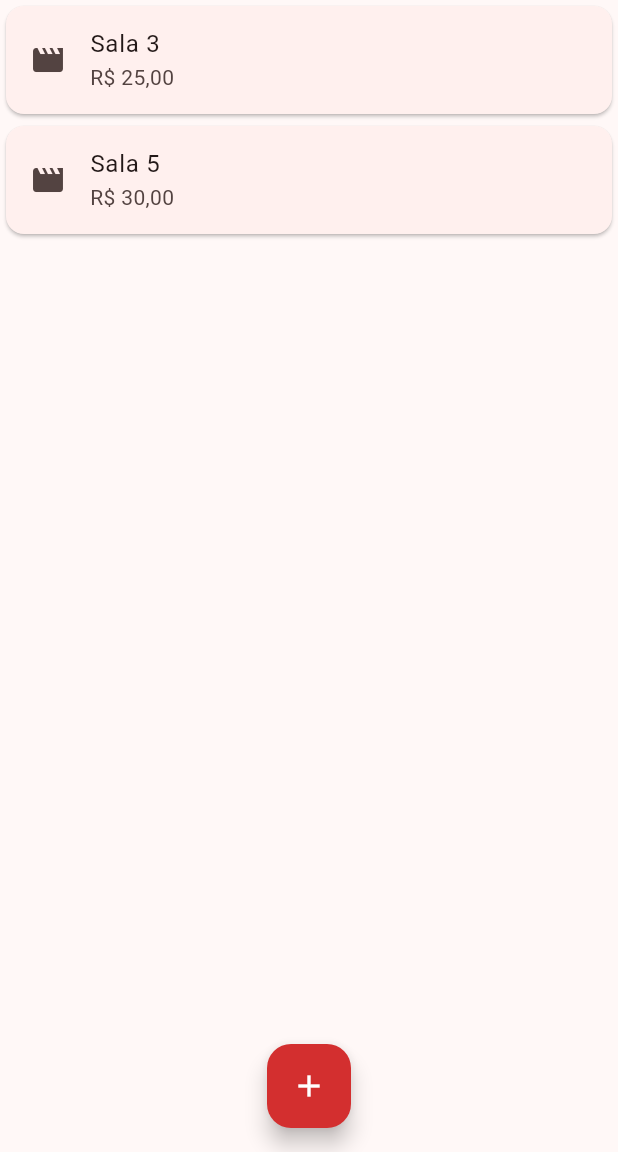
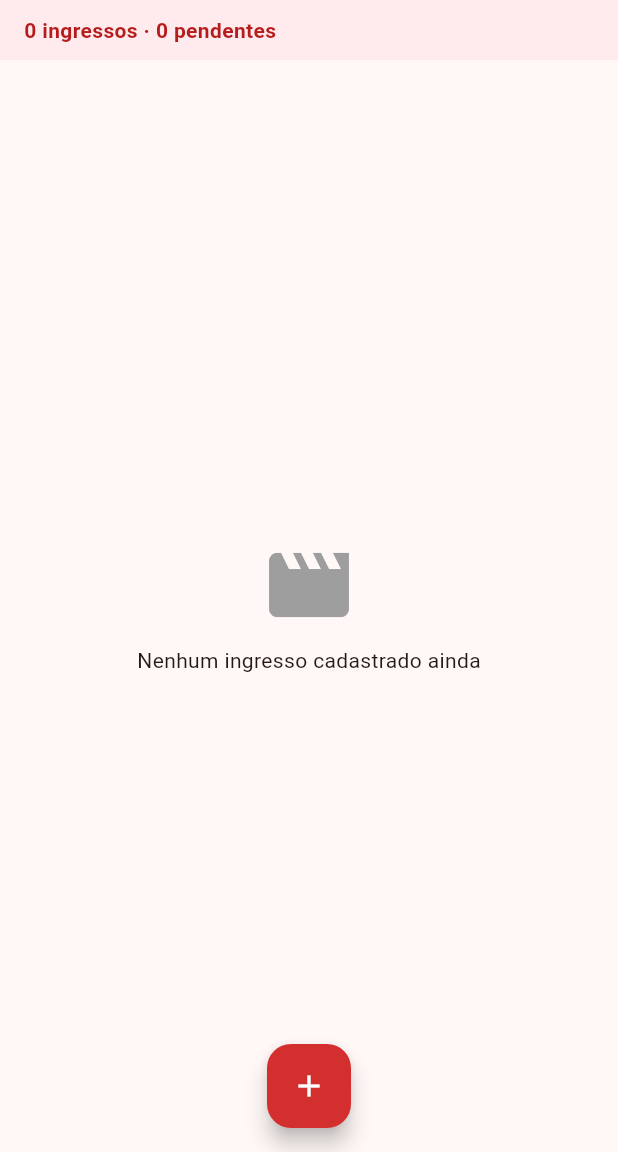
Before and after one commit to AnaJuliaRrf/CinemaProjeto, a Flutter app: the screen it shows after launch, after a tap on "Ver ingressos", on a phone screen of 412 x 824 dp, the part 84-1236 px from its top. Run offline on Flutter 3.47's test engine with Material 3 defaults, Android fonts, the phone set to English and light mode, and no system bars; our stand-ins replace sqflite; accounts and stored records are empty.

Commit message:
feat: integra telas ao repository e indicador de pendente

```diff
--- a/lib/main.dart
+++ b/lib/main.dart
@@ -1,4 +1,5 @@
 import 'package:flutter/material.dart';
+import './repository/ingresso_repository.dart';
 import './screens/dashboard.dart';
 
 void main() {
@@ -6,7 +7,12 @@ void main() {
 }
 
 class CinemaApp extends StatelessWidget {
-  const CinemaApp({super.key});
+  /// Opcional: permite injetar um Repository (ex.: nos testes).
+  /// No app real fica nulo e as telas usam o Repository padrão
+  /// (SQLite do aparelho + API no Render).
+  final IngressoRepository? repository;
+
+  const CinemaApp({super.key, this.repository});
 
   @override
   Widget build(BuildContext context) {
@@ -43,7 +49,7 @@ class CinemaApp extends StatelessWidget {
           border: OutlineInputBorder(),
         ),
       ),
-      home: const Dashboard(),
+      home: Dashboard(repository: repository),
     );
   }
 }
--- a/lib/screens/dashboard.dart
+++ b/lib/screens/dashboard.dart
@@ -1,8 +1,11 @@
 import 'package:flutter/material.dart';
+import '../repository/ingresso_repository.dart';
 import './ingressos/lista_ingressos.dart';
 
 class Dashboard extends StatelessWidget {
-  const Dashboard({super.key});
+  final IngressoRepository? repository;
+
+  const Dashboard({super.key, this.repository});
 
   @override
   Widget build(BuildContext context) {
@@ -24,7 +27,8 @@ class Dashboard extends StatelessWidget {
                 Navigator.push(
                   context,
                   MaterialPageRoute(
-                    builder: (context) => const ListaIngressos(),
+                    builder: (context) =>
+                        ListaIngressos(repository: repository),
                   ),
                 );
               },
--- a/lib/screens/ingressos/lista_ingressos.dart
+++ b/lib/screens/ingressos/lista_ingressos.dart
@@ -1,59 +1,93 @@
 import 'package:flutter/material.dart';
 import 'package:intl/intl.dart';
+import '../../components/indicador_sincronizacao.dart';
 import '../../models/ingresso_cinema.dart';
+import '../../repository/ingresso_repository.dart';
 import 'formulario_ingresso.dart';
 
+/// Listagem dos ingressos. Os dados vêm sempre do Repository (que lê do
+/// SQLite do aparelho), então a lista funciona mesmo sem internet.
 class ListaIngressos extends StatefulWidget {
-  const ListaIngressos({super.key});
+  final IngressoRepository? repository;
+
+  const ListaIngressos({super.key, this.repository});
 
   @override
   State<ListaIngressos> createState() => _ListaIngressosState();
 }
 
 class _ListaIngressosState extends State<ListaIngressos> {
-  final List<IngressoCinema> _ingressos = [
-    IngressoCinema.novo(valor: 25.00, numeroSala: 3),
-    IngressoCinema.novo(valor: 30.00, numeroSala: 5),
-  ];
+  late final IngressoRepository _repository =
+      widget.repository ?? IngressoRepository();
+
+  final NumberFormat _formato = NumberFormat.currency(
+    locale: 'pt_BR',
+    symbol: 'R\$',
+    decimalDigits: 2,
+  );
+
+  List<IngressoCinema> _ingressos = [];
+  bool _carregando = true;
+
+  int get _pendentes => _ingressos.where((i) => !i.sincronizado).length;
+
+  @override
+  void initState() {
+    super.initState();
+    _carregar();
+  }
+
+  Future<void> _carregar() async {
+    final ingressos = await _repository.listar();
+    if (!mounted) return;
+    setState(() {
+      _ingressos = ingressos;
+      _carregando = false;
+    });
+  }
+
+  void _mostrarMensagem(String texto, {required bool sucesso}) {
+    ScaffoldMessenger.of(context)
+      ..hideCurrentSnackBar()
+      ..showSnackBar(
+        SnackBar(
+          content: Text(texto),
+          backgroundColor:
+              sucesso ? Colors.green.shade700 : Colors.orange.shade800,
+        ),
+      );
+  }
 
   Future<void> _abreFormulario() async {
-    final IngressoCinema? novoIngresso = await Navigator.push<IngressoCinema>(
+    final resultado = await Navigator.push<ResultadoCadastro>(
       context,
-      MaterialPageRoute(builder: (context) => const FormularioIngresso()),
+      MaterialPageRoute(
+        builder: (context) => FormularioIngresso(repository: _repository),
+      ),
     );
 
-    if (novoIngresso == null || !mounted) return;
+    if (resultado == null || !mounted) return;
 
-    await Future.delayed(const Duration(seconds: 1));
+    await _carregar();
     if (!mounted) return;
 
-    setState(() {
-      _ingressos.add(novoIngresso);
-    });
+    _mostrarMensagem(
+      resultado.sincronizado
+          ? 'Ingresso cadastrado e sincronizado'
+          : 'Sem conexão: ingresso salvo no aparelho como pendente',
+      sucesso: resultado.sincronizado,
+    );
   }
 
   @override
   Widget build(BuildContext context) {
     return Scaffold(
       appBar: AppBar(title: const Text('Ingressos de Cinema')),
-      body: ListView.builder(
-        itemCount: _ingressos.length,
-        itemBuilder: (context, indice) {
-          final ingresso = _ingressos[indice];
-          final formato = NumberFormat.currency(
-            locale: 'pt_BR',
-            symbol: 'R\$',
-            decimalDigits: 2,
-          );
-
-          return Card(
-            child: ListTile(
-              leading: const Icon(Icons.movie),
-              title: Text('Sala ${ingresso.numeroSala}'),
-              subtitle: Text(formato.format(ingresso.valor)),
-            ),
-          );
-        },
+      body: Column(
+        children: [
+          _Resumo(total: _ingressos.length, pendentes: _pendentes),
+          Expanded(child: _conteudo()),
+        ],
       ),
       floatingActionButton: FloatingActionButton(
         onPressed: _abreFormulario,
@@ -63,4 +97,65 @@ class _ListaIngressosState extends State<ListaIngressos> {
       floatingActionButtonLocation: FloatingActionButtonLocation.centerFloat,
     );
   }
+
+  Widget _conteudo() {
+    if (_carregando) {
+      return const Center(child: CircularProgressIndicator());
+    }
+    if (_ingressos.isEmpty) {
+      return const Center(
+        child: Column(
+          mainAxisSize: MainAxisSize.min,
+          children: [
+            Icon(Icons.movie, size: 64, color: Colors.grey),
+            SizedBox(height: 8),
+            Text('Nenhum ingresso cadastrado ainda'),
+          ],
+        ),
+      );
+    }
+    return ListView.builder(
+      padding: const EdgeInsets.only(bottom: 88),
+      itemCount: _ingressos.length,
+      itemBuilder: (context, indice) {
+        final ingresso = _ingressos[indice];
+
+        return Card(
+          child: ListTile(
+            leading: const Icon(Icons.movie),
+            title: Text('Sala ${ingresso.numeroSala}'),
+            subtitle: Text(_formato.format(ingresso.valor)),
+            trailing:
+                IndicadorSincronizacao(sincronizado: ingresso.sincronizado),
+          ),
+        );
+      },
+    );
+  }
 }
+
+/// Faixa com o total de ingressos e quantos ainda estão pendentes.
+class _Resumo extends StatelessWidget {
+  final int total;
+  final int pendentes;
+
+  const _Resumo({required this.total, required this.pendentes});
+
+  @override
+  Widget build(BuildContext context) {
+    final temPendentes = pendentes > 0;
+    return Container(
+      width: double.infinity,
+      padding: const EdgeInsets.symmetric(horizontal: 16, vertical: 10),
+      color: temPendentes ? Colors.orange.shade50 : Colors.red.shade50,
+      child: Text(
+        '$total ${total == 1 ? 'ingresso' : 'ingressos'} · '
+        '$pendentes ${pendentes == 1 ? 'pendente' : 'pendentes'}',
+        style: TextStyle(
+          fontWeight: FontWeight.w600,
+          color: temPendentes ? Colors.orange.shade900 : Colors.red.shade900,
+        ),
+      ),
+    );
+  }
+}
```
Also changed, not shown: lib/components/indicador_sincronizacao.dart (added, +40 -0 lines), lib/screens/ingressos/formulario_ingresso.dart (+35 -8 lines), 1 other file.
